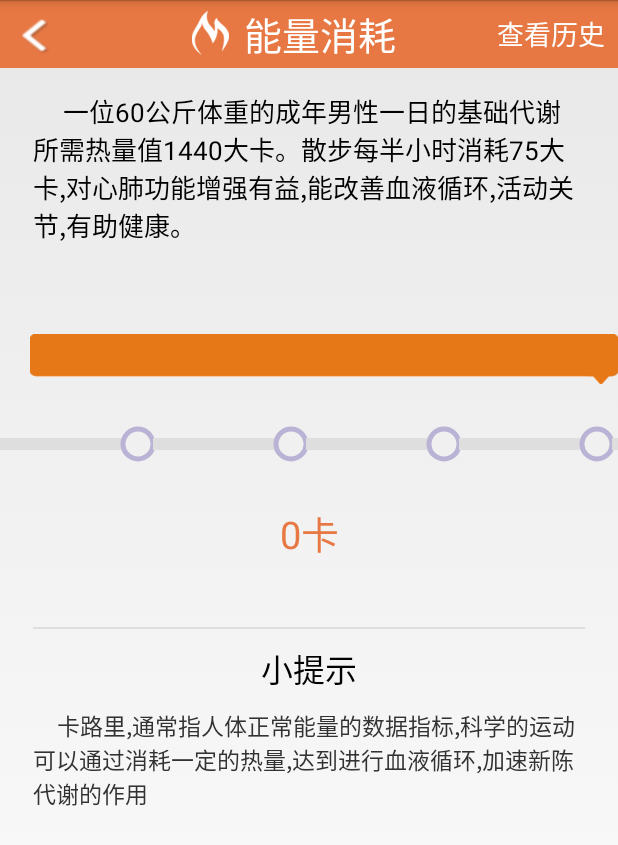
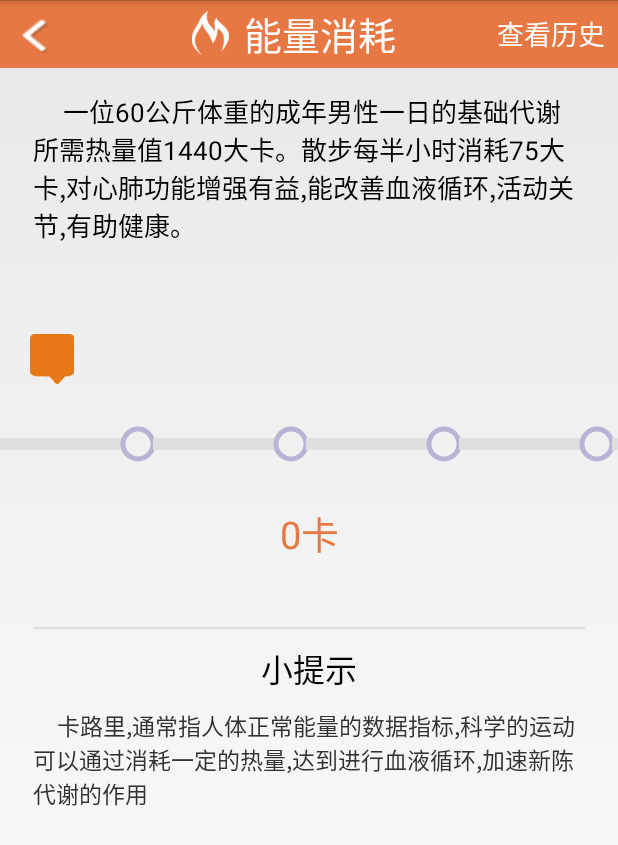
Before and after one commit to lehua0817/ruyi, an Android app: the CaloriaActivity screen opened directly, with no data from a screen before it, on a phone screen of 412 x 824 dp. Shown: the top 845 px of the screen. Run offline under Robolectric (Android 15) with nearby library versions, the phone set to English and light mode, and no system bars; libraries missing offline, so code that uses them is left out: com.sxr.sdk, com.tencent.bugly; 3 statements that could not run were skipped.

```diff
--- a/app/src/main/java/com/bt/elderbracelet/activity/BloodOxygenActivity.java
+++ b/app/src/main/java/com/bt/elderbracelet/activity/BloodOxygenActivity.java
@@ -17,6 +17,7 @@ import com.bt.elderbracelet.data.ModelDao;
 import com.bt.elderbracelet.entity.BloodOxygen;
 import com.bt.elderbracelet.protocal.RemoteServiceCallback;
 import com.bt.elderbracelet.tools.BaseUtils;
+import com.bt.elderbracelet.tools.MethodUtils;
 import com.bt.elderbracelet.tools.other.TasksCompletedOxygenView;
 import com.bt.elderbracelet.view.TitleView;
 import com.bttow.elderbracelet.R;
@@ -80,6 +81,7 @@ public class BloodOxygenActivity extends Activity {
         }
         initView();
         callRemoteOpenBlood(true);
+        MethodUtils.showLoadingDialog(this);
     }
 
     private void initView() {
@@ -108,6 +110,7 @@ public class BloodOxygenActivity extends Activity {
 
     private void updateUI(int oxygen) {
         if (oxygen > 0) {
+            MethodUtils.cancelLoadingDialog();
             tvOxygen.setText(oxygen + "");
             taskViewOxygen.setProgress(oxygen);
         }
@@ -130,5 +133,6 @@ public class BloodOxygenActivity extends Activity {
     protected void onDestroy() {
         super.onDestroy();
         callRemoteOpenBlood(false);
+        MethodUtils.cancelLoadingDialog();
     }
 }
--- a/app/src/main/java/com/bt/elderbracelet/activity/BloodPressureActivity.java
+++ b/app/src/main/java/com/bt/elderbracelet/activity/BloodPressureActivity.java
@@ -17,6 +17,7 @@ import com.bt.elderbracelet.data.ModelDao;
 import com.bt.elderbracelet.entity.BloodPressure;
 import com.bt.elderbracelet.protocal.RemoteServiceCallback;
 import com.bt.elderbracelet.tools.BaseUtils;
+import com.bt.elderbracelet.tools.MethodUtils;
 import com.bt.elderbracelet.view.TitleView;
 import com.bt.elderbracelet.view.TitleView.onSetLister;
 import com.bttow.elderbracelet.R;
@@ -74,7 +75,7 @@ public class BloodPressureActivity extends Activity {
         requestWindowFeature(Window.FEATURE_NO_TITLE);
         setContentView(R.layout.bracelet_pressure);
         MyApplication.getInstance().addActivity(this);
-        modelDao = new ModelDao(getApplicationContext());
+        modelDao = new ModelDao(this);
         mService = MyApplication.remoteService;
         try {
             mService.registerCallback(mServiceCallback);
@@ -83,6 +84,7 @@ public class BloodPressureActivity extends Activity {
         }
         initView();
         callRemoteOpenBlood(true);
+        MethodUtils.showLoadingDialog(this);
     }
 
     private void initView() {
@@ -115,6 +117,7 @@ public class BloodPressureActivity extends Activity {
 
 
     private void updateUI(int pressureLow, int pressureHigh) {
+        MethodUtils.cancelLoadingDialog();
         tvLowPressure.setText(pressureLow + "");
         tvHighPressure.setText(pressureHigh + "");
     }
@@ -136,5 +139,6 @@ public class BloodPressureActivity extends Activity {
     protected void onDestroy() {
         super.onDestroy();
         callRemoteOpenBlood(false);
+        MethodUtils.cancelLoadingDialog();
     }
 }
--- a/app/src/main/java/com/bt/elderbracelet/activity/CaloriaActivity.java
+++ b/app/src/main/java/com/bt/elderbracelet/activity/CaloriaActivity.java
@@ -60,51 +60,51 @@ public class CaloriaActivity extends Activity {
             if (type == 0) {
                 System.out.println("运动数据来了");
 
+                /**
+                 * 这里跟如医X10Pro手环处理数据很不同
+                 * 这里处理数据的逻辑是：
+                 *     先判断数据库中有没有今天的数据记录，
+                 *     如果有，则取出今天的数据记录，
+                 *          只更新其中的step、distance和cal数据，然后将此Sport更新到原数据库
+                 *          不能新建Sport,再给其step、distance和cal，然后更新到数据库，因为这样
+                 *          今天的睡眠时间数据就会被覆盖掉。
+                 *     如果数据库中没有今天的数据，则新建Sport,给step、distance和cal赋值，别忘了给
+                 *          Date赋值，然后插入到数据库中。
+                 */
+
                 Log.v(TAG, "step = " + step);
                 Log.v(TAG, "distance = " + distance);
                 Log.v(TAG, "cal = " + cal);
-                Log.v(TAG, "cursleeptime = " + cursleeptime);
-                Log.v(TAG, "totalrunningtime = " + totalrunningtime);
-                Log.v(TAG, "steptime = " + steptime);
 
-                int _step = step;
-                int _distance = distance;
-                int _calories = cal;
-                int _sportTime = 100;
 
                 Sport sport = new Sport();
-                sport.setDate(BaseUtils.getTodayDate());
-                sport.setStep(String.valueOf(_step));
-                sport.setDistance(String.valueOf(_distance));
-                sport.setCalorie(String.valueOf(_calories));
-                sport.setSportTime(String.valueOf(_sportTime));
-
                 boolean isExist = false;  //代表数据库中是否已经有今天的数据记录
 
                 ArrayList<Sport> sportList = modelDao.queryAllSport();
                 if (sportList != null && sportList.size() > 0) {
                     for (int i = 0; i < sportList.size(); i++) {
                         if (sportList.get(i).getDate().equals(BaseUtils.getTodayDate())) {
-                            sport.setId(sportList.get(i).getId());
                             isExist = true;
+                            sport = sportList.get(i);
                             break;
                         }
                     }
                 }
+                sport.setStep(step + "");
+                sport.setDistance(distance + "");
+                sport.setCalorie(cal + "");
                 if (isExist) {
                     modelDao.updateSport(sport, BaseUtils.getTodayDate());
                 } else {
+                    sport.setDate(BaseUtils.getTodayDate());
                     modelDao.insertSport(sport);
                 }
-
                 Message msg = Message.obtain();
                 msg.arg1 = step;
                 msg.arg2 = cal;
                 mHandler.sendMessage(msg);
             }
         }
-
-
     };
 
     @Override
--- a/app/src/main/java/com/bt/elderbracelet/activity/HeartRateActivity.java
+++ b/app/src/main/java/com/bt/elderbracelet/activity/HeartRateActivity.java
@@ -18,6 +18,7 @@ import com.bt.elderbracelet.data.ModelDao;
 import com.bt.elderbracelet.entity.HeartRate;
 import com.bt.elderbracelet.protocal.RemoteServiceCallback;
 import com.bt.elderbracelet.tools.BaseUtils;
+import com.bt.elderbracelet.tools.MethodUtils;
 import com.bt.elderbracelet.view.TitleView;
 import com.bt.elderbracelet.view.TitleView.onBackLister;
 import com.bt.elderbracelet.view.TitleView.onSetLister;
@@ -101,6 +102,7 @@ public class HeartRateActivity extends DemoBase {
         initView();
         initChartData();
         callRemoteOpenBlood(true);
+        MethodUtils.showLoadingDialog(this);
     }
 
     private void initView() {
@@ -223,6 +225,7 @@ public class HeartRateActivity extends DemoBase {
 
     private void updateUI(int heartRate) {
         Log.v(TAG, "APP接收到心率数据：" + heartRate);
+        MethodUtils.cancelLoadingDialog();
         tvheartRate.setText(heartRate + "");
 //        tvheartRateTime.setText(rate.getPreciseDate());
 
@@ -255,6 +258,7 @@ public class HeartRateActivity extends DemoBase {
     protected void onDestroy() {
         super.onDestroy();
         callRemoteOpenBlood(false);
+        MethodUtils.cancelLoadingDialog();
         if (mLineChart != null) {
             mLineChart = null;
         }
--- a/app/src/main/java/com/bt/elderbracelet/activity/SportTimeActivity.java
+++ b/app/src/main/java/com/bt/elderbracelet/activity/SportTimeActivity.java
@@ -11,7 +11,6 @@ import android.view.View;
 import android.view.Window;
 import android.widget.TextView;
 import android.widget.Toast;
-
 import com.bonten.ble.application.MyApplication;
 import com.bt.elderbracelet.data.ModelDao;
 import com.bt.elderbracelet.entity.Sport;
@@ -77,6 +76,7 @@ public class SportTimeActivity extends Activity {
                 if (isExist) {
                     model.updateSport(sport, BaseUtils.getTodayDate());
                 } else {
+                    sport.setDate(BaseUtils.getTodayDate());
                     model.insertSport(sport);
                 }
 
--- a/app/src/main/res/layout/activity_empty.xml
+++ b/app/src/main/res/layout/activity_empty.xml
@@ -8,6 +8,7 @@
         android:layout_width="wrap_content"
         android:layout_height="wrap_content"
         android:text="This is EmptyActivity "
-        android:textSize="30sp" />
+        android:textSize="30sp"
+        android:visibility="gone" />
 
 </LinearLayout>
--- a/app/src/main/res/layout/bracelet_kaloria.xml
+++ b/app/src/main/res/layout/bracelet_kaloria.xml
@@ -35,7 +35,7 @@
                 android:layout_height="60dp" />
             <ImageView
                 android:id="@+id/iv_center"
-                android:layout_width="match_parent"
+                android:layout_width="wrap_content"
                 android:layout_height="wrap_content"
                 android:layout_marginLeft="20dp"
                 android:background="@drawable/caloria_center_icon"/>
```
Also changed, not shown: app/src/main/java/com/bt/elderbracelet/activity/DistanceActivity.java (+17 -14 lines), app/src/main/java/com/bt/elderbracelet/activity/EmptyActivity.java (+35 -1 lines), app/src/main/java/com/bt/elderbracelet/activity/MainActivity.java (+37 -68 lines), app/src/main/java/com/bt/elderbracelet/activity/StepActivity.java (+17 -14 lines), app/src/main/java/com/bt/elderbracelet/tools/MethodUtils.java (+8 -0 lines), app/src/main/res/layout/activity_settings.xml (+8 -4 lines).
